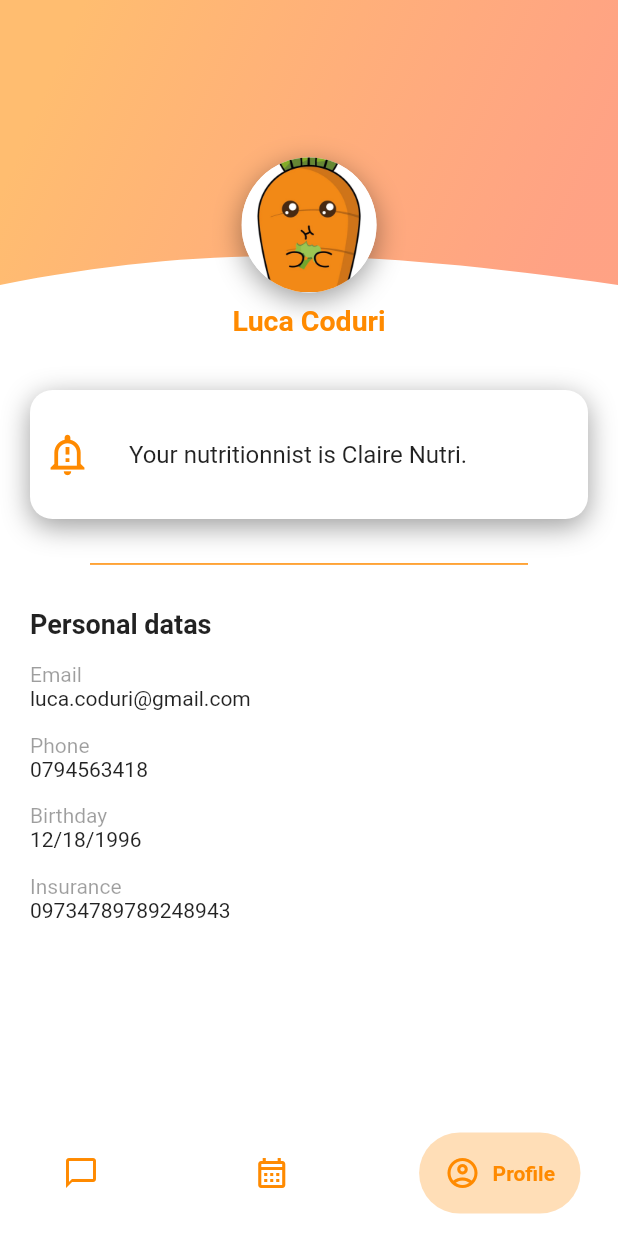
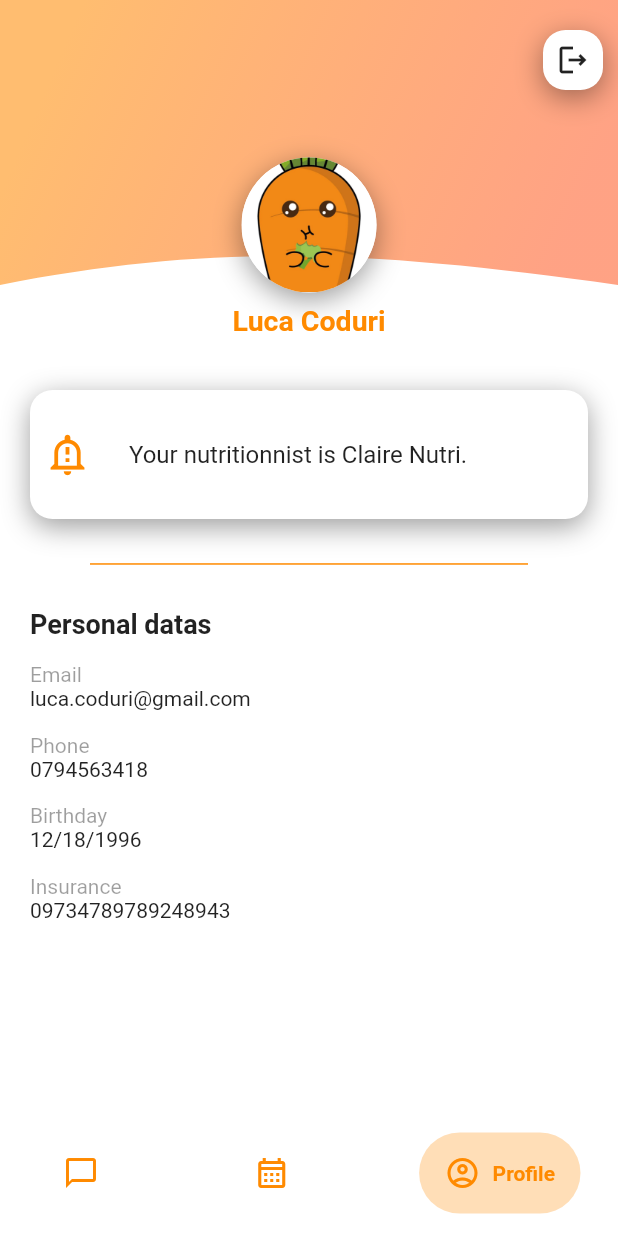
Before and after one commit to les-crepes/CAREOT_APP, a Flutter app: the screen it shows after launch, item 3 of the bottom bar chosen, on a phone screen of 412 x 824 dp. Run offline on Flutter 3.47's test engine with Material 2 defaults, Android fonts, the light colour scheme and no system bars; drawn by our look-alikes of google_nav_bar; our stand-ins replace auto_route, cloud_firestore, firebase_auth, firebase_core, firebase_storage, flutter_chat_types and 3 more; missing offline and left inert: cross_file_image, day_night_time_picker; accounts and stored records are empty.

Commit message:
Logout button

```diff
--- a/lib/screens/add_meal.dart
+++ b/lib/screens/add_meal.dart
@@ -5,9 +5,9 @@ import 'package:flutter/material.dart';
 import 'package:pdg_app/widgets/buttons/action_button.dart';
 import 'package:pdg_app/widgets/cards/main_card.dart';
 import 'package:pdg_app/widgets/forms/main_text_field.dart';
-import 'package:pdg_app/widgets/custom_icon_button.dart';
 import 'package:image_picker/image_picker.dart';
 
+import '../widgets/buttons/custom_icon_button.dart';
 import '../widgets/slider_with_text.dart';
 
 class AddMealScreen extends StatefulWidget {
--- a/lib/widgets/custom_icon_button.dart
+++ b/lib/widgets/buttons/custom_icon_button.dart
@@ -1,6 +1,6 @@
 import 'package:flutter/material.dart';
 
-import 'cards/main_card.dart';
+import '../cards/main_card.dart';
 
 class CustomIconButton extends StatelessWidget {
   final IconData _icon;
--- a/lib/widgets/profile/profile_top_bar.dart
+++ b/lib/widgets/profile/profile_top_bar.dart
@@ -1,4 +1,5 @@
 import 'package:flutter/material.dart';
+import 'package:pdg_app/widgets/buttons/custom_icon_button.dart';
 import 'package:pdg_app/widgets/profile/top_shape.dart';
 
 import '../ProfileAvatar.dart';
@@ -49,7 +50,18 @@ class ProfileTopBar extends StatelessWidget {
               )
             ],
           ),
-        )
+        ),
+        Padding(
+          padding: const EdgeInsets.symmetric(vertical: 20, horizontal: 10),
+          child: Column(mainAxisAlignment: MainAxisAlignment.start, children: [
+            Row(
+              mainAxisAlignment: MainAxisAlignment.end,
+              children: const [
+                CustomIconButton(icon: Icons.logout_outlined),
+              ],
+            ),
+          ]),
+        ),
       ],
     );
   }
```
